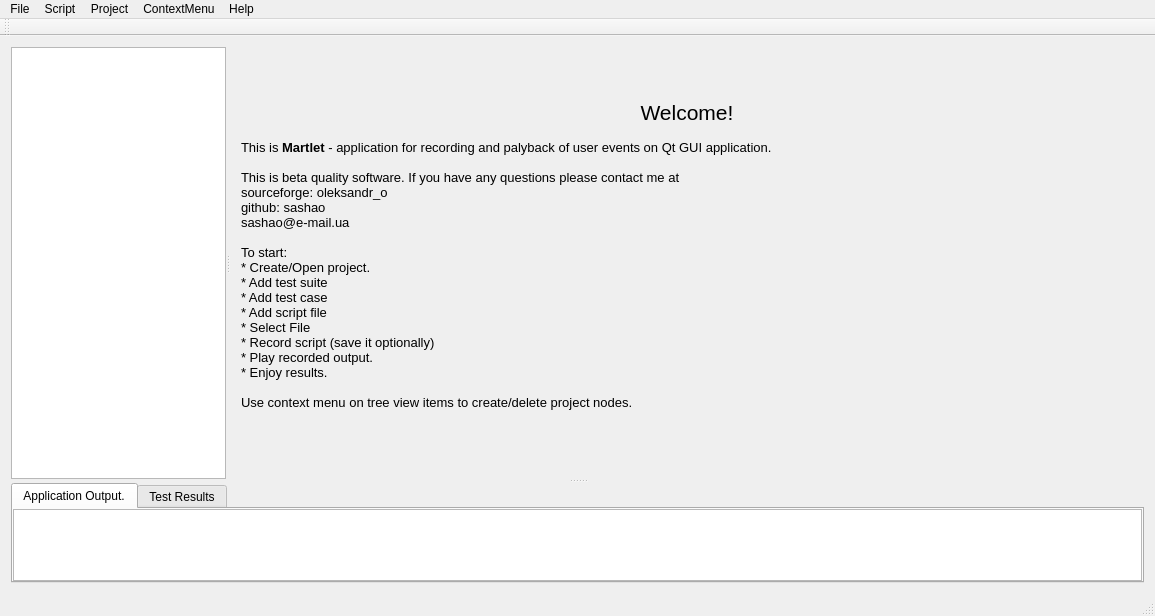
This is martlet/MartletWindow.ui in sashao/martlet as Qt 5 draws it before an edit. The edited form follows.
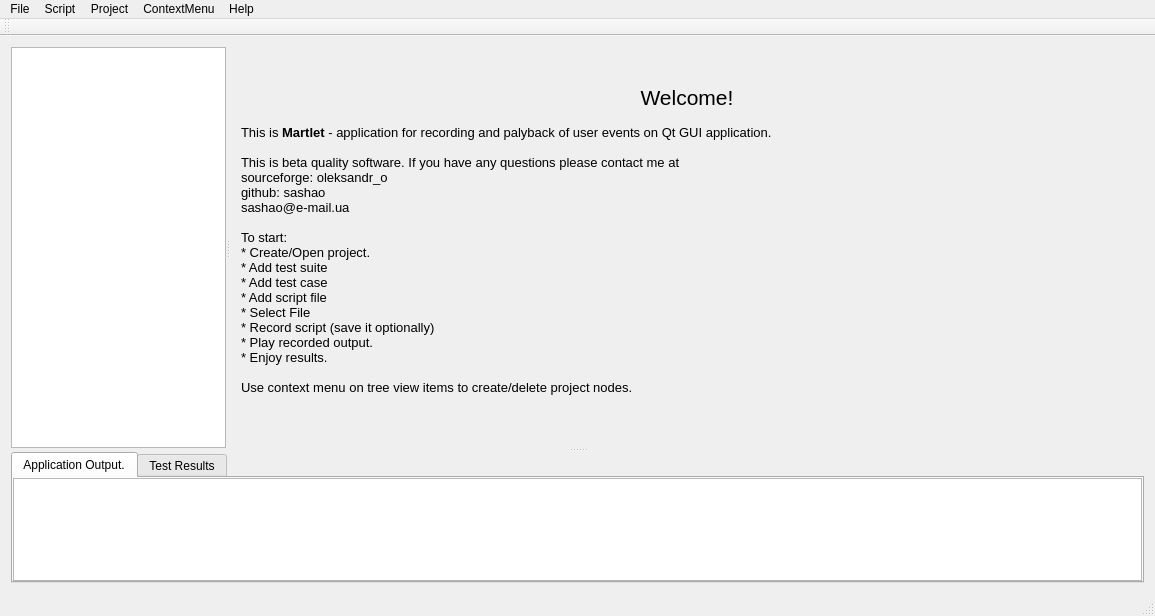
This is the edited form. The open tabs and pages were chosen to show the change.

Commit message: Fixed keyboard events recording.

```diff
--- a/martlet/MartletWindow.ui
+++ b/martlet/MartletWindow.ui
@@ -170,7 +170,7 @@
        <property name="sizePolicy">
         <sizepolicy hsizetype="Expanding" vsizetype="Expanding">
          <horstretch>0</horstretch>
-         <verstretch>20</verstretch>
+         <verstretch>32</verstretch>
         </sizepolicy>
        </property>
        <property name="currentIndex">
```
Left out of the diff: 8 changed lines with no effect on the pictures. The commit also changes 2 other files.
